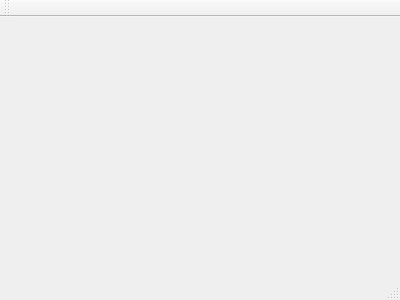
Old version of the form mainwindow.ui in the repository gmroldan/Qt-VideoPlayer.
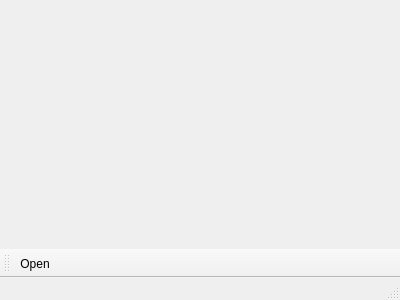
New version of the form. Icons and pictures are not drawn.

Commit message: Adding Open_File feature

The edit to the form file:
```diff
--- a/mainwindow.ui
+++ b/mainwindow.ui
@@ -26,13 +26,26 @@
   </widget>
   <widget class="QToolBar" name="mainToolBar">
    <attribute name="toolBarArea">
-    <enum>TopToolBarArea</enum>
+    <enum>BottomToolBarArea</enum>
    </attribute>
    <attribute name="toolBarBreak">
     <bool>false</bool>
    </attribute>
+   <addaction name="actionOpen"/>
   </widget>
   <widget class="QStatusBar" name="statusBar"/>
+  <action name="actionOpen">
+   <property name="icon">
+    <iconset resource="resources.qrc">
+     <normaloff>:/images/icons/folder.png</normaloff>:/images/icons/folder.png</iconset>
+   </property>
+   <property name="text">
+    <string>Open</string>
+   </property>
+   <property name="toolTip">
+    <string>Open a File</string>
+   </property>
+  </action>
  </widget>
  <layoutdefault spacing="6" margin="11"/>
  <resources/>
```
Left out of the diff: 4 changed lines with no effect on the pictures. The commit also changes 3 other files.
